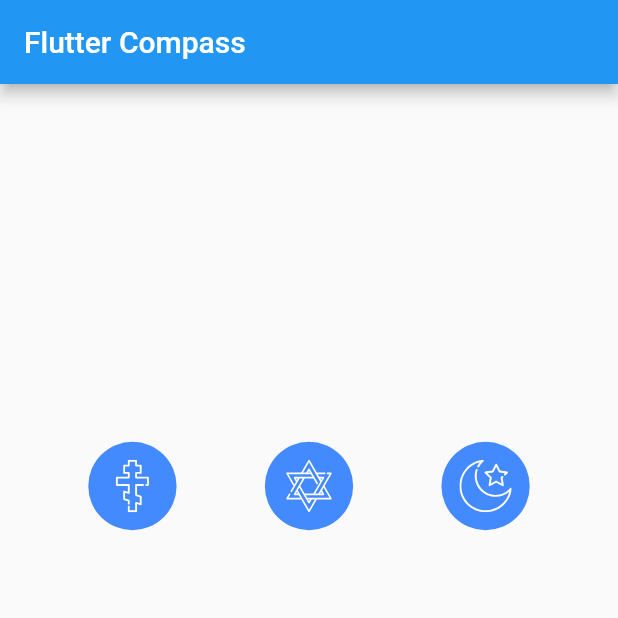
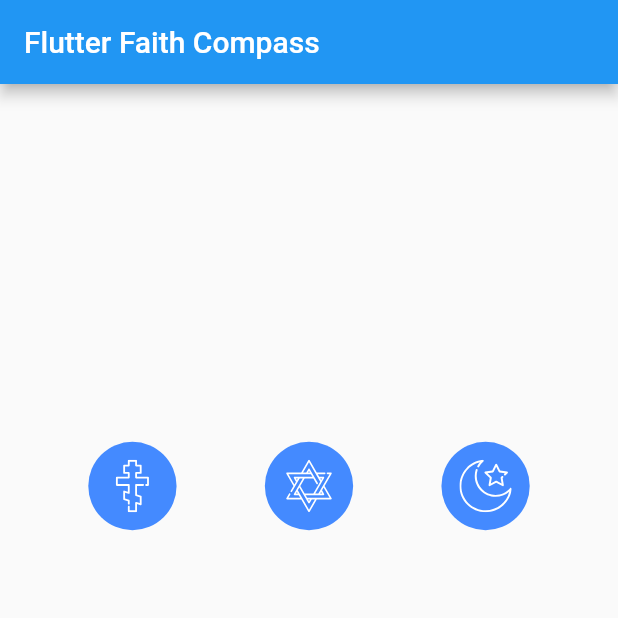
Before and after one commit to LiveLikeCounter/FlutterContest, a Flutter app: the screen it shows after launch, on a phone screen of 412 x 824 dp, the top half of it. Run offline on Flutter 3.47's test engine with Material 2 defaults, Android fonts, the phone set to English and light mode, and no system bars; our stand-ins replace flutter_compass, flutter_svg, geolocator.

Commit message:
Package updates

```diff
--- a/lib/main.dart
+++ b/lib/main.dart
@@ -41,13 +41,13 @@ class _MyAppState extends State<MyApp> {
   Widget getFaithIcon(String filename) {
     return Container(
       padding: EdgeInsets.all(12),
-      child: new SvgPicture.asset(
+      child: SvgPicture.asset(
         'assets/icons/$filename.svg',
         color: Colors.white,
         semanticsLabel: 'A red up arrow',
         fit: BoxFit.contain,
       ),
-      decoration: new BoxDecoration(
+      decoration: BoxDecoration(
         color: Colors.blueAccent,
         shape: BoxShape.circle,
       ),
@@ -74,7 +74,7 @@ class _MyAppState extends State<MyApp> {
     return MaterialApp(
       home: Scaffold(
         appBar: AppBar(
-          title: const Text('Flutter Compass'),
+          title: const Text('Flutter Faith Compass'),
         ),
         body: SingleChildScrollView(
           child: Column(
```
Also changed, not shown: lib/data.dart (added).
